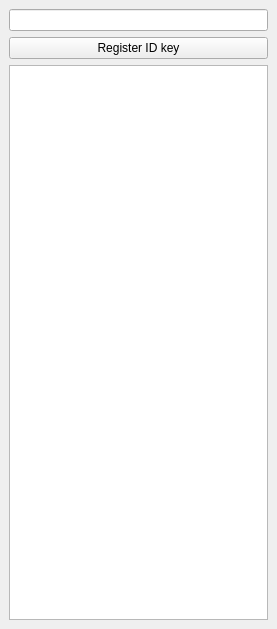
First picture: the form in ntsomzBBP_dockwidget_order_based.ui, repository BBP-NTSOMZ/BBP-QGIS-Plugin, before the edit.
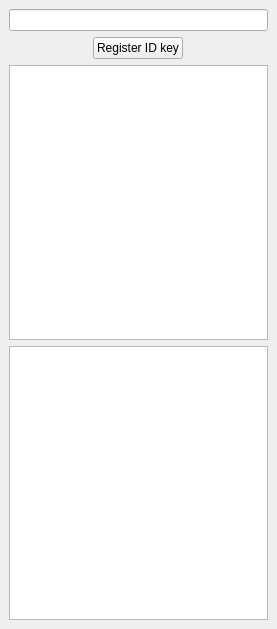
Second picture: the form after the edit.

Patch:
```diff
--- a/ntsomzBBP_dockwidget_order_based.ui
+++ b/ntsomzBBP_dockwidget_order_based.ui
@@ -21,13 +21,6 @@
   </property>
   <widget class="QWidget" name="dockWidgetContents">
    <layout class="QGridLayout" name="gridLayout">
-    <item row="5" column="0">
-     <widget class="QPushButton" name="btnRegID">
-      <property name="text">
-       <string>Register ID key</string>
-      </property>
-     </widget>
-    </item>
     <item row="1" column="0">
      <widget class="QLineEdit" name="leIDKey"/>
     </item>
@@ -38,6 +31,26 @@
       </property>
      </widget>
     </item>
+    <item row="5" column="0" alignment="Qt::AlignHCenter">
+     <widget class="QPushButton" name="btnRegID">
+      <property name="sizePolicy">
+       <sizepolicy hsizetype="Maximum" vsizetype="Fixed">
+        <horstretch>0</horstretch>
+        <verstretch>0</verstretch>
+       </sizepolicy>
+      </property>
+      <property name="text">
+       <string>Register ID key</string>
+      </property>
+     </widget>
+    </item>
+    <item row="8" column="0">
+     <widget class="QTableWidget" name="tblBsp">
+      <property name="editTriggers">
+       <set>QAbstractItemView::NoEditTriggers</set>
+      </property>
+     </widget>
+    </item>
    </layout>
   </widget>
  </widget>
```
